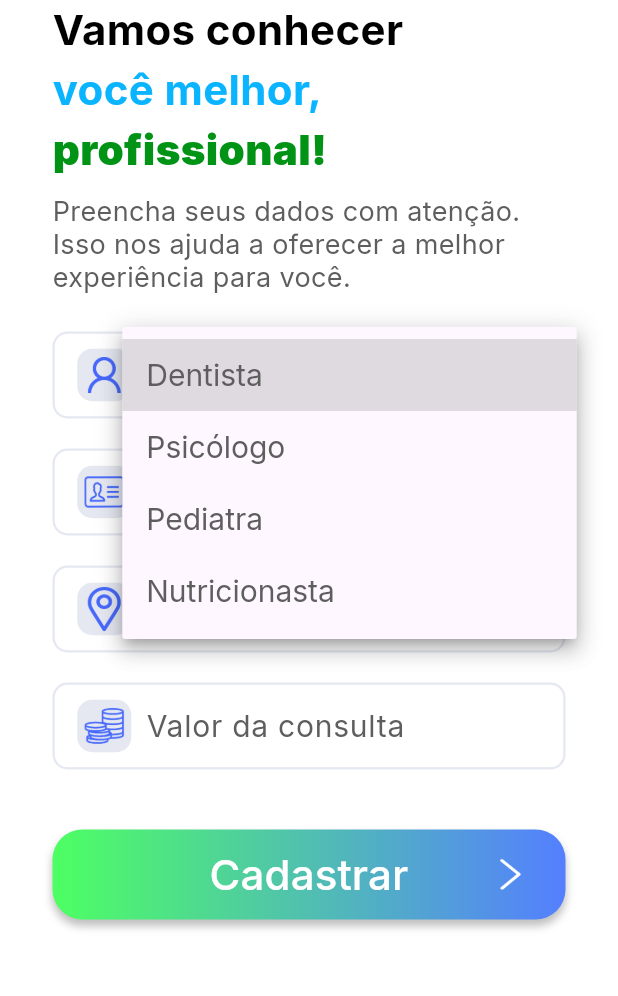
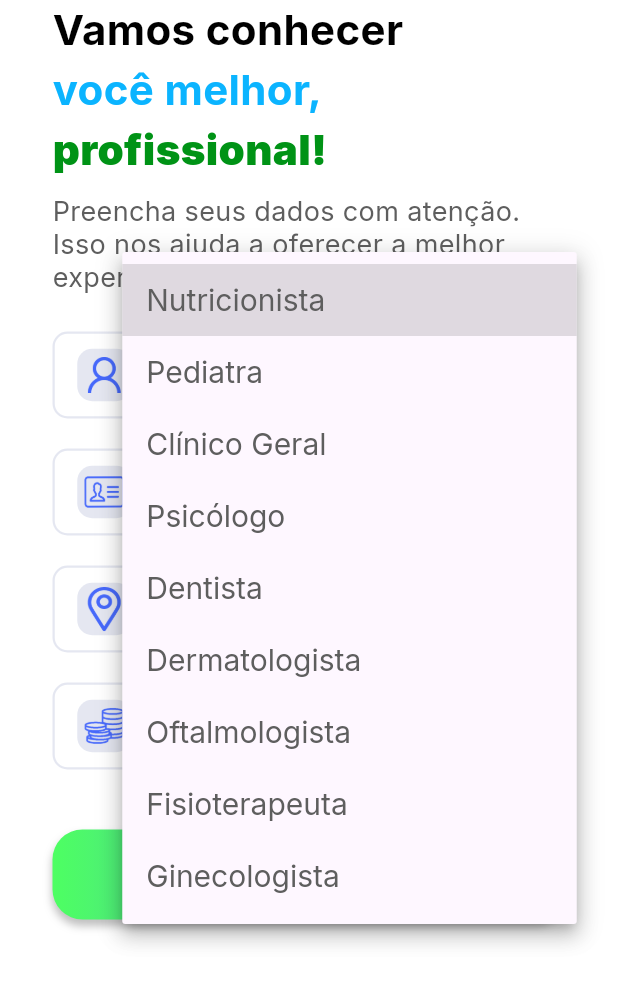
Before and after one commit to Issler78/Projeto-Final-QI-dev-app-II, a Flutter app: the CadastroProfissional screen opened directly, after a tap on "Especialidade", on a phone screen of 412 x 824 dp, the part 240-1236 px from its top. Run offline on Flutter 3.47's test engine with Material 3 defaults, Android fonts, the phone set to English and light mode, and no system bars; drawn by our look-alikes of flutter_animate; our stand-ins replace decimal, flutter_multi_formatter, google_fonts, mask_text_input_formatter, shared_preferences; accounts and stored records are empty.

Commit message:
refactor features

```diff
--- a/lib/widgets/buttons/botao_sair_conta.dart
+++ b/lib/widgets/buttons/botao_sair_conta.dart
@@ -9,6 +9,7 @@ class BotaoSairConta extends StatelessWidget{
     final prefs = await SharedPreferences.getInstance();
 
     prefs.setBool("logado", false);
+    prefs.setBool("logadoPro", false);
   }
 
   @override
--- a/lib/widgets/forms/form_cad.dart
+++ b/lib/widgets/forms/form_cad.dart
@@ -383,8 +383,18 @@ class _FormCadProfissionalState extends State<FormCadProfissional>{
   // é preciso recuperar aqui o id do usuario logado futuramente para a conclusao desse form
 
   // recuperar aqui as profissoes e locais salvos no banco de dados
-  final especialidades = ["Dentista", "Psicólogo", "Pediatra", "Nutricionasta"];
-  final locais = ["Clínica 1", "Clínica 2", "Clínica 3"];
+  List<String> especialidades = [
+    "Nutricionista",
+    "Pediatra",
+    "Clínico Geral",
+    "Psicólogo",
+    "Dentista",
+    "Dermatologista",
+    "Oftalmologista",
+    "Fisioterapeuta",
+    "Ginecologista",
+  ];
+  final locais = ["Amor Saúde", "Sáude Para Todos", "Bem Viver", "SoluMedi"];
 
   final TextEditingController _conselhoController = TextEditingController();
   final TextEditingController _valorConsultaController = TextEditingController();
@@ -392,55 +402,6 @@ class _FormCadProfissionalState extends State<FormCadProfissional>{
   String ?_valorLocal;
   String ?_erro;
 
-
-  Future<void> _enviarForm() async {
-    final SharedPreferences prefs = await SharedPreferences.getInstance();
-
-    final String ?profissao = _valorProfissao == null || _valorProfissao == "" ? null : _valorProfissao!.trim();
-    final String cod = _conselhoController.text.trim();
-    final String ?local = _valorLocal == null || _valorLocal == "" ? null : _valorLocal!.trim();
-    final String precoConsulta = _valorConsultaController.text.trim();
-
-    // verifica se os campos sao vazios ou se a senha é mto curta
-    if (
-        profissao == null ||
-        cod == "" ||
-        local == null ||
-        precoConsulta == ""
-      ) {
-
-      setState(() {
-        _erro = "Campos vazios";
-      });
-
-      return;
-    }
-
-    // verifica o codigo
-    if (cod.length != 11) {
-      setState(() {
-        _erro = "Insira um código/número de conselho válido";
-      });
-      return;
-    }
-
-    // verificar se o preco é maior que 1
-    final preco = Decimal.parse(precoConsulta.split(" ")[1]);
-    if (preco < Decimal.one) {
-      setState(() {
-        _erro = "O preço mínimo é R\$1.00";
-      });
-      return;
-    }
-
-    // chamar cadastro de profissional!!!
-    prefs.setBool("logadoPro", true);
-    prefs.setBool("temAgenda", false);
-
-    setState(() {
-      _erro = null;
-    });
-  }
 
 
   @override
@@ -485,7 +446,7 @@ class _FormCadProfissionalState extends State<FormCadProfissional>{
 
 
 
-          // campo de crm
+          // campo de codigo/numero do conselho
           TextInput(icone: "assets/images/doc.png", placeholder: "N° do conselho", controller: _conselhoController, mask: _maskCod(),)
           .animate()
           .slideY(
@@ -540,20 +501,75 @@ class _FormCadProfissionalState extends State<FormCadProfissional>{
           )
           .fadeIn(duration: Duration(milliseconds: 1500)),
 
+
+
           SizedBox(height: 30,),
+
+
 
           _erro != null ? MensagemErro(mensagem: _erro!) : SizedBox(),
           SizedBox(height: 10,),
 
 
           // botao continuar
-          BotaoContinuar(comIcone: true, texto: "Cadastrar", funcao: () {
+          BotaoContinuar(comIcone: true, texto: "Cadastrar", funcao: () async {
 
-            _enviarForm();
+            final SharedPreferences prefs = await SharedPreferences.getInstance();
+
+            // campos do formulario
+            final String ?profissao = _valorProfissao == null || _valorProfissao == "" ? null : _valorProfissao!.trim();
+            final String cod = _conselhoController.text.trim();
+            final String ?local = _valorLocal == null || _valorLocal == "" ? null : _valorLocal!.trim();
+            final String precoConsulta = _valorConsultaController.text.trim();
+
+            // verifica se os campos sao vazios
+            if (
+                profissao == null ||
+                cod == "" ||
+                local == null ||
+                precoConsulta == ""
+              ) {
+
+              setState(() {
+                _erro = "Campos vazios";
+              });
+
+              return;
+            }
+
+            // verifica o codigo
+            if (cod.length != 11) {
+              setState(() {
+                _erro = "Insira um código/número de conselho válido";
+              });
+              return;
+            }
+
+            // verificar se o preco é maior que 1
+            final preco = Decimal.parse(precoConsulta.split(" ")[1]);
+            if (preco < Decimal.one) {
+              setState(() {
+                _erro = "O preço mínimo é R\$1.00";
+              });
+              return;
+            }
+
+
+
+            // chamar cadastro de profissional!!!
+            prefs.setBool("logadoPro", true);
+            prefs.setBool("temAgenda", false);
+
+
+
+            setState(() {
+              _erro = null;
+            });
 
             // mandar para tela inicial, agora logado
-
-            _erro != null ? Navigator.pushNamed(context, "/") : null;
+            if (_erro == null) {
+              Navigator.pushNamed(context, "/");
+            }
 
           })
           .animate()
--- a/lib/widgets/inputs/select_input.dart
+++ b/lib/widgets/inputs/select_input.dart
@@ -3,13 +3,13 @@ import 'package:google_fonts/google_fonts.dart';
 
 class SelectInput extends StatefulWidget {
   final String icone;
-  final String placeholder;
+  final String ?placeholder;
   final List<String> items;
   final String ?value;
   final void Function(String ?valor) funcao;
   final double fontSize;
 
-  const SelectInput({ super.key, required this.icone, required this.placeholder, required this.items, required this.value, required this.funcao, this.fontSize = 20 });
+  const SelectInput({ super.key, required this.icone, this.placeholder, required this.items, required this.value, required this.funcao, this.fontSize = 20 });
 
   @override
   State<StatefulWidget> createState() => _SelectInputState();
@@ -68,13 +68,15 @@ class _SelectInputState extends State<SelectInput> {
                 color: Color.fromRGBO(94, 94, 94, 1),
                 fontSize: widget.fontSize,
               ),
-              hint: Text(
-                widget.placeholder,
-                style: GoogleFonts.inter(
-                  color: Color.fromRGBO(94, 94, 94, 1),
-                  fontSize: widget.fontSize,
-                ),
-              ),
+              hint: widget.placeholder != null ?
+                Text(
+                  widget.placeholder!,
+                  style: GoogleFonts.inter(
+                    color: Color.fromRGBO(94, 94, 94, 1),
+                    fontSize: widget.fontSize,
+                  ),
+                )
+                : Text(""),
               icon: RotatedBox( // rotacionar a imagem
                 quarterTurns: 3,
                 child: Image.asset(
```
Also changed, not shown: lib/widgets/config_agenda.dart (+0 -23 lines).
